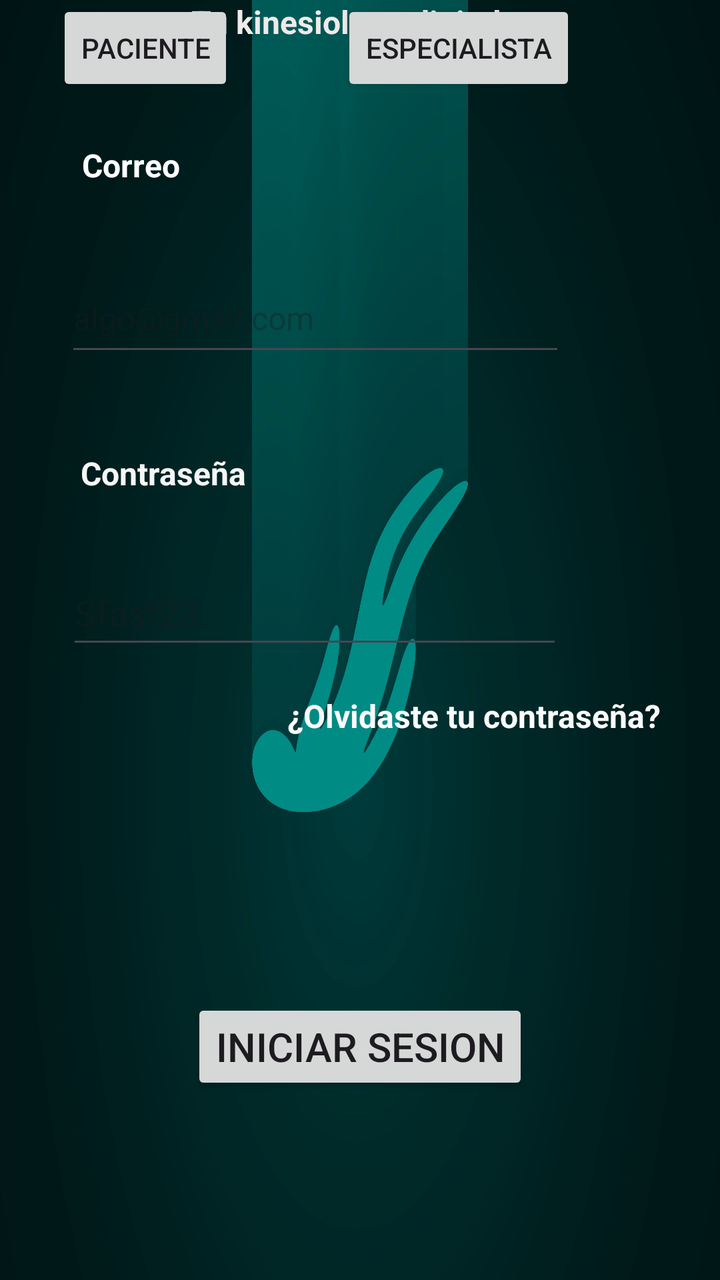
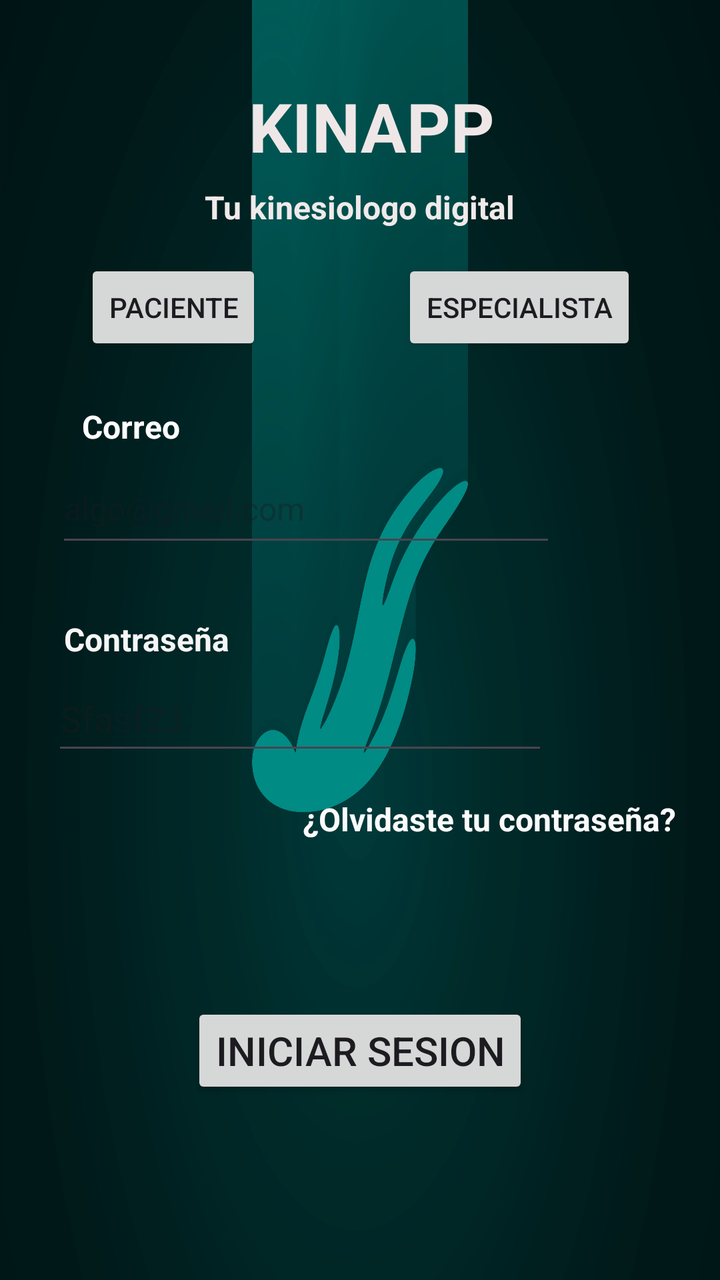

The first picture is an Android layout as it rendered before a commit; the second is the same layout after the commit. The layout source and the unified diff follow.
<!-- AndroidManifest.xml: application theme Theme.Kinapp -->
<!-- res/layout/activity_main2.xml -->
<?xml version="1.0" encoding="utf-8"?>
<androidx.constraintlayout.widget.ConstraintLayout xmlns:android="http://schemas.android.com/apk/res/android"
    xmlns:app="http://schemas.android.com/apk/res-auto"
    xmlns:tools="http://schemas.android.com/tools"
    android:id="@+id/main"
    android:layout_width="match_parent"
    android:layout_height="match_parent"
    android:background="@drawable/background_login"
    tools:context=".MainActivity2">


    <TextView
        android:id="@+id/textView"
        android:layout_width="wrap_content"
        android:layout_height="wrap_content"
        android:layout_marginBottom="44dp"
        android:text="KINAPP"
        android:textColor="#EFE7E7"
        android:textColorLink="#FF7474"
        android:textSize="34sp"
        android:textStyle="bold"
        app:layout_constraintBottom_toTopOf="@+id/textView2"
        app:layout_constraintTop_toTopOf="parent"
        app:layout_constraintVertical_bias="1.0"
        tools:layout_editor_absoluteX="131dp" />

    <TextView
        android:id="@+id/textView2"
        android:layout_width="wrap_content"
        android:layout_height="wrap_content"
        android:text="Tu kinesiologo digital"
        android:textAlignment="textEnd"
        android:textAppearance="@style/TextAppearance.AppCompat.Medium"
        android:textColor="#F0EAEA"
        android:textSize="16sp"
        android:textStyle="bold"
        app:layout_constraintEnd_toEndOf="parent"
        app:layout_constraintHorizontal_bias="0.468"
        app:layout_constraintStart_toStartOf="parent"
        tools:layout_editor_absoluteY="95dp" />

    <Button
        android:id="@+id/btn_paciente"
        android:layout_width="wrap_content"
        android:layout_height="wrap_content"
        android:text="Paciente"
        app:layout_constraintEnd_toStartOf="@+id/btn_especialista"
        app:layout_constraintHorizontal_bias="0.347"
        app:layout_constraintStart_toStartOf="parent"
        tools:layout_editor_absoluteY="150dp" />

    <Button
        android:id="@+id/btn_especialista"
        android:layout_width="wrap_content"
        android:layout_height="wrap_content"
        android:layout_marginEnd="72dp"
        android:text="Especialista"
        app:layout_constraintEnd_toEndOf="parent"
        tools:layout_editor_absoluteY="150dp" />

    <TextView
        android:id="@+id/lbl_correo"
        android:layout_width="wrap_content"
        android:layout_height="wrap_content"
        android:layout_marginTop="15dp"
        android:layout_marginBottom="15dp"
        android:text="Correo"
        android:textColor="#FFFFFF"
        android:textSize="16sp"
        android:textStyle="bold"
        app:layout_constraintBottom_toTopOf="@+id/txt_email"
        app:layout_constraintEnd_toEndOf="parent"
        app:layout_constraintHorizontal_bias="0.132"
        app:layout_constraintStart_toStartOf="parent"
        app:layout_constraintTop_toBottomOf="@+id/btn_paciente" />

    <EditText
        android:id="@+id/txt_email"
        android:layout_width="250dp"
        android:layout_height="51dp"
        android:layout_marginTop="15dp"
        android:layout_marginBottom="21dp"
        android:ems="10"
        android:hint="algo@gmail.com"
        android:inputType="textEmailAddress"
        android:textColor="#F8F8F8"
        android:textCursorDrawable="@color/design_default_color_secondary"
        android:textSize="16sp"
        android:visibility="visible"
        app:layout_constraintBottom_toTopOf="@+id/lbl_Contrasena"
        app:layout_constraintEnd_toEndOf="parent"
        app:layout_constraintHorizontal_bias="0.298"
        app:layout_constraintStart_toStartOf="parent"
        app:layout_constraintTop_toBottomOf="@+id/lbl_correo" />

    <TextView
        android:id="@+id/lbl_Contrasena"
        android:layout_width="wrap_content"
        android:layout_height="wrap_content"
        android:layout_marginTop="13dp"
        android:layout_marginBottom="19dp"
        android:text="Contraseña"
        android:textColor="#F6F6F6"
        android:textSize="16sp"
        android:textStyle="bold"
        app:layout_constraintBottom_toTopOf="@+id/txt_contrasena"
        app:layout_constraintEnd_toEndOf="parent"
        app:layout_constraintHorizontal_bias="0.146"
        app:layout_constraintStart_toStartOf="parent"
        app:layout_constraintTop_toBottomOf="@+id/txt_email" />

    <EditText
        android:id="@+id/txt_contrasena"
        android:layout_width="248dp"
        android:layout_height="49dp"
        android:layout_marginTop="5dp"
        android:layout_marginBottom="7dp"
        android:ems="10"
        android:hint="Sfasf23."
        android:inputType="textPassword"
        android:textColor="#FBFBFB"
        app:layout_constraintBottom_toTopOf="@+id/lbl_recuperarCuenta"
        app:layout_constraintEnd_toEndOf="parent"
        app:layout_constraintHorizontal_bias="0.298"
        app:layout_constraintStart_toStartOf="parent"
        app:layout_constraintTop_toBottomOf="@+id/lbl_Contrasena" />

    <Button
        android:id="@+id/btn_iniciarSesion"
        android:layout_width="wrap_content"
        android:layout_height="wrap_content"
        android:layout_marginTop="59dp"
        android:layout_marginBottom="84dp"
        android:text="Iniciar sesion"
        android:textColorLink="#BF2B2B"
        android:textSize="20sp"
        app:layout_constraintBottom_toBottomOf="parent"
        app:layout_constraintEnd_toEndOf="parent"
        app:layout_constraintStart_toStartOf="parent"
        app:layout_constraintTop_toBottomOf="@+id/lbl_recuperarCuenta" />

    <TextView
        android:id="@+id/lbl_recuperarCuenta"
        android:layout_width="wrap_content"
        android:layout_height="wrap_content"
        android:layout_marginTop="2dp"
        android:layout_marginBottom="63dp"
        android:text="¿Olvidaste tu contraseña?"
        android:textColor="#FBFBFB"
        android:textSize="16sp"
        android:textStyle="bold"
        app:layout_constraintBottom_toTopOf="@+id/btn_iniciarSesion"
        app:layout_constraintEnd_toEndOf="parent"
        app:layout_constraintHorizontal_bias="0.831"
        app:layout_constraintStart_toStartOf="parent"
        app:layout_constraintTop_toBottomOf="@+id/txt_contrasena" />
</androidx.constraintlayout.widget.ConstraintLayout>
<!-- resources referenced by this layout -->
<resources>
  <!-- drawable background_login: jpg bitmap (drawable, 274249 bytes) -->
  <style name="Theme.Kinapp" parent="Base.Theme.Kinapp" />
  <style name="Base.Theme.Kinapp" parent="Theme.Material3.DayNight.NoActionBar">
          
          
      </style>
</resources>

<!-- the commit's change to res/layout/activity_main2.xml (unified diff, before → after) -->
@@ -13,16 +13,17 @@
         android:id="@+id/textView"
         android:layout_width="wrap_content"
         android:layout_height="wrap_content"
-        android:layout_marginBottom="44dp"
         android:text="KINAPP"
         android:textColor="#EFE7E7"
         android:textColorLink="#FF7474"
         android:textSize="34sp"
         android:textStyle="bold"
-        app:layout_constraintBottom_toTopOf="@+id/textView2"
+        app:layout_constraintBottom_toBottomOf="parent"
+        app:layout_constraintEnd_toEndOf="parent"
+        app:layout_constraintHorizontal_bias="0.525"
+        app:layout_constraintStart_toStartOf="parent"
         app:layout_constraintTop_toTopOf="parent"
-        app:layout_constraintVertical_bias="1.0"
-        tools:layout_editor_absoluteX="131dp" />
+        app:layout_constraintVertical_bias="0.068" />
 
     <TextView
         android:id="@+id/textView2"
@@ -34,52 +35,55 @@
         android:textColor="#F0EAEA"
         android:textSize="16sp"
         android:textStyle="bold"
+        app:layout_constraintBottom_toBottomOf="parent"
         app:layout_constraintEnd_toEndOf="parent"
-        app:layout_constraintHorizontal_bias="0.468"
         app:layout_constraintStart_toStartOf="parent"
-        tools:layout_editor_absoluteY="95dp" />
+        app:layout_constraintTop_toTopOf="parent"
+        app:layout_constraintVertical_bias="0.15" />
 
     <Button
         android:id="@+id/btn_paciente"
         android:layout_width="wrap_content"
         android:layout_height="wrap_content"
         android:text="Paciente"
-        app:layout_constraintEnd_toStartOf="@+id/btn_especialista"
-        app:layout_constraintHorizontal_bias="0.347"
+        app:layout_constraintBottom_toBottomOf="parent"
+        app:layout_constraintEnd_toEndOf="parent"
+        app:layout_constraintHorizontal_bias="0.156"
         app:layout_constraintStart_toStartOf="parent"
-        tools:layout_editor_absoluteY="150dp" />
+        app:layout_constraintTop_toTopOf="parent"
+        app:layout_constraintVertical_bias="0.219" />
 
     <Button
         android:id="@+id/btn_especialista"
         android:layout_width="wrap_content"
         android:layout_height="wrap_content"
-        android:layout_marginEnd="72dp"
         android:text="Especialista"
+        app:layout_constraintBottom_toBottomOf="parent"
         app:layout_constraintEnd_toEndOf="parent"
-        tools:layout_editor_absoluteY="150dp" />
+        app:layout_constraintHorizontal_bias="0.828"
+        app:layout_constraintStart_toStartOf="parent"
+        app:layout_constraintTop_toTopOf="parent"
+        app:layout_constraintVertical_bias="0.219" />
 
     <TextView
         android:id="@+id/lbl_correo"
         android:layout_width="wrap_content"
         android:layout_height="wrap_content"
-        android:layout_marginTop="15dp"
-        android:layout_marginBottom="15dp"
         android:text="Correo"
         android:textColor="#FFFFFF"
         android:textSize="16sp"
         android:textStyle="bold"
-        app:layout_constraintBottom_toTopOf="@+id/txt_email"
+        app:layout_constraintBottom_toBottomOf="parent"
         app:layout_constraintEnd_toEndOf="parent"
         app:layout_constraintHorizontal_bias="0.132"
         app:layout_constraintStart_toStartOf="parent"
-        app:layout_constraintTop_toBottomOf="@+id/btn_paciente" />
+        app:layout_constraintTop_toTopOf="parent"
+        app:layout_constraintVertical_bias="0.327" />
 
     <EditText
         android:id="@+id/txt_email"
         android:layout_width="250dp"
         android:layout_height="51dp"
-        android:layout_marginTop="15dp"
-        android:layout_marginBottom="21dp"
         android:ems="10"
         android:hint="algo@gmail.com"
         android:inputType="textEmailAddress"
@@ -87,71 +91,68 @@
         android:textCursorDrawable="@color/design_default_color_secondary"
         android:textSize="16sp"
         android:visibility="visible"
-        app:layout_constraintBottom_toTopOf="@+id/lbl_Contrasena"
+        app:layout_constraintBottom_toBottomOf="parent"
         app:layout_constraintEnd_toEndOf="parent"
-        app:layout_constraintHorizontal_bias="0.298"
+        app:layout_constraintHorizontal_bias="0.254"
         app:layout_constraintStart_toStartOf="parent"
-        app:layout_constraintTop_toBottomOf="@+id/lbl_correo" />
+        app:layout_constraintTop_toTopOf="parent"
+        app:layout_constraintVertical_bias="0.386" />
 
     <TextView
         android:id="@+id/lbl_Contrasena"
         android:layout_width="wrap_content"
         android:layout_height="wrap_content"
-        android:layout_marginTop="13dp"
-        android:layout_marginBottom="19dp"
         android:text="Contraseña"
         android:textColor="#F6F6F6"
         android:textSize="16sp"
         android:textStyle="bold"
-        app:layout_constraintBottom_toTopOf="@+id/txt_contrasena"
+        app:layout_constraintBottom_toBottomOf="parent"
         app:layout_constraintEnd_toEndOf="parent"
-        app:layout_constraintHorizontal_bias="0.146"
+        app:layout_constraintHorizontal_bias="0.115"
         app:layout_constraintStart_toStartOf="parent"
-        app:layout_constraintTop_toBottomOf="@+id/txt_email" />
+        app:layout_constraintTop_toTopOf="parent"
+        app:layout_constraintVertical_bias="0.499" />
 
     <EditText
         android:id="@+id/txt_contrasena"
         android:layout_width="248dp"
         android:layout_height="49dp"
-        android:layout_marginTop="5dp"
-        android:layout_marginBottom="7dp"
         android:ems="10"
         android:hint="Sfasf23."
         android:inputType="textPassword"
         android:textColor="#FBFBFB"
-        app:layout_constraintBottom_toTopOf="@+id/lbl_recuperarCuenta"
+        app:layout_constraintBottom_toBottomOf="parent"
         app:layout_constraintEnd_toEndOf="parent"
-        app:layout_constraintHorizontal_bias="0.298"
+        app:layout_constraintHorizontal_bias="0.233"
         app:layout_constraintStart_toStartOf="parent"
-        app:layout_constraintTop_toBottomOf="@+id/lbl_Contrasena" />
+        app:layout_constraintTop_toTopOf="parent"
+        app:layout_constraintVertical_bias="0.564" />
 
     <Button
         android:id="@+id/btn_iniciarSesion"
         android:layout_width="wrap_content"
         android:layout_height="wrap_content"
-        android:layout_marginTop="59dp"
-        android:layout_marginBottom="84dp"
         android:text="Iniciar sesion"
         android:textColorLink="#BF2B2B"
         android:textSize="20sp"
         app:layout_constraintBottom_toBottomOf="parent"
         app:layout_constraintEnd_toEndOf="parent"
         app:layout_constraintStart_toStartOf="parent"
-        app:layout_constraintTop_toBottomOf="@+id/lbl_recuperarCuenta" />
+        app:layout_constraintTop_toTopOf="parent"
+        app:layout_constraintVertical_bias="0.847" />
 
     <TextView
         android:id="@+id/lbl_recuperarCuenta"
         android:layout_width="wrap_content"
         android:layout_height="wrap_content"
-        android:layout_marginTop="2dp"
-        android:layout_marginBottom="63dp"
         android:text="¿Olvidaste tu contraseña?"
         android:textColor="#FBFBFB"
         android:textSize="16sp"
         android:textStyle="bold"
-        app:layout_constraintBottom_toTopOf="@+id/btn_iniciarSesion"
+        app:layout_constraintBottom_toBottomOf="parent"
         app:layout_constraintEnd_toEndOf="parent"
-        app:layout_constraintHorizontal_bias="0.831"
+        app:layout_constraintHorizontal_bias="0.875"
         app:layout_constraintStart_toStartOf="parent"
-        app:layout_constraintTop_toBottomOf="@+id/txt_contrasena" />
+        app:layout_constraintTop_toTopOf="parent"
+        app:layout_constraintVertical_bias="0.645" />
 </androidx.constraintlayout.widget.ConstraintLayout>
